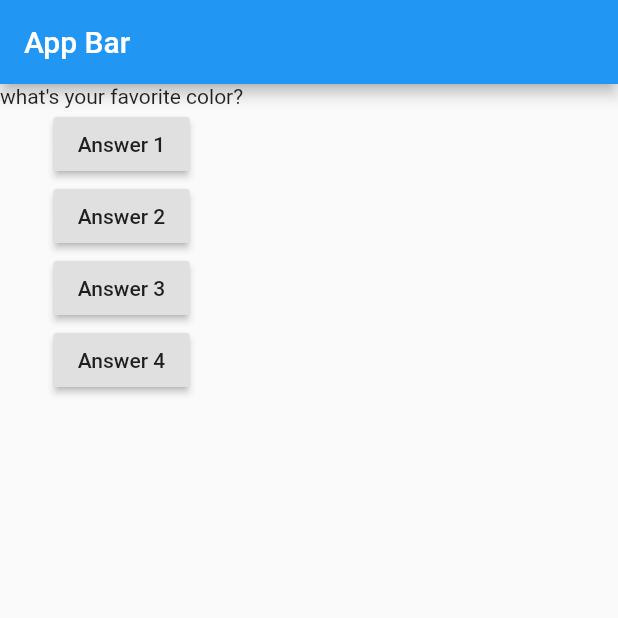
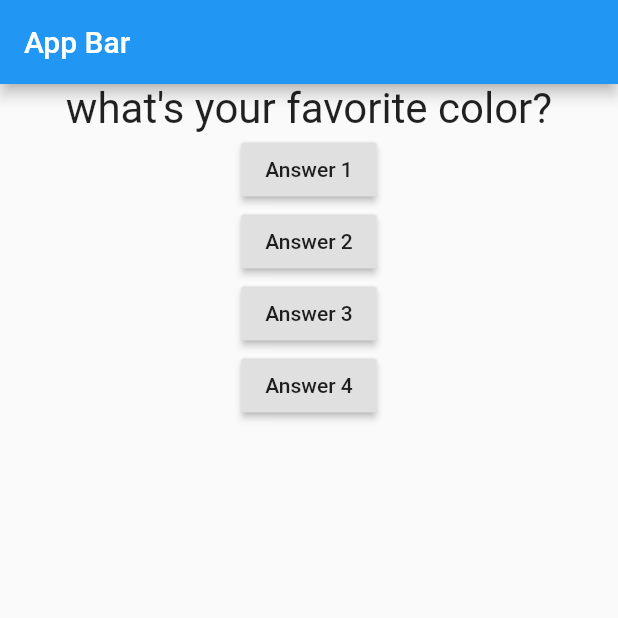
Before and after one commit to Karibayasmin/flutter_learning_progress_from_course, a Flutter app: the screen it shows after launch, on a phone screen of 412 x 824 dp, the top half of it. Run offline on Flutter 3.47's test engine with Material 2 defaults, Android fonts, the phone set to English and light mode, and no system bars.

Commit message:
Till 40 Number Video

```diff
--- a/lib/main.dart
+++ b/lib/main.dart
@@ -1,4 +1,5 @@
 import 'package:flutter/material.dart';
+import 'package:learn_from_course/question.dart';
 
 void main() => runApp(MyApp(),);
 
@@ -28,7 +29,7 @@ class _MyAppState extends State<MyApp>{
   Widget build(BuildContext context){
 
     var _questions = ['what\'s your favorite color?',
-                    'what\'s your favorite animal?'];
+                      'what\'s your favorite animal?'];
 
     return MaterialApp(home:
     Scaffold(
@@ -37,9 +38,9 @@ class _MyAppState extends State<MyApp>{
       ),
       body: Column(
         children: [
-          Text(
+          Question(questionText: _questions[_questionIndex],
             //questions[0],
-            _questions[_questionIndex],
+            //_questions[_questionIndex],
           ),
 
           RaisedButton(
--- /dev/null
+++ b/lib/question.dart
@@ -0,0 +1,21 @@
+import 'package:flutter/material.dart';
+
+class Question extends StatelessWidget {
+  final String questionText;  // So it can only take change value towards constructor, but in this stateless class I can't change this properties value, this is the meaning of this final here.
+
+  Question({this.questionText});
+
+
+  @override
+  Widget build(BuildContext context) {
+    print('questionText: $questionText');
+    return Container(
+      width: double.infinity, // infinity means Container can take as much size, as much width as it can get.
+      child: Text(
+        questionText,
+        style: TextStyle(fontSize: 28),
+        textAlign: TextAlign.center,
+      ),
+    );
+  }
+}
```
